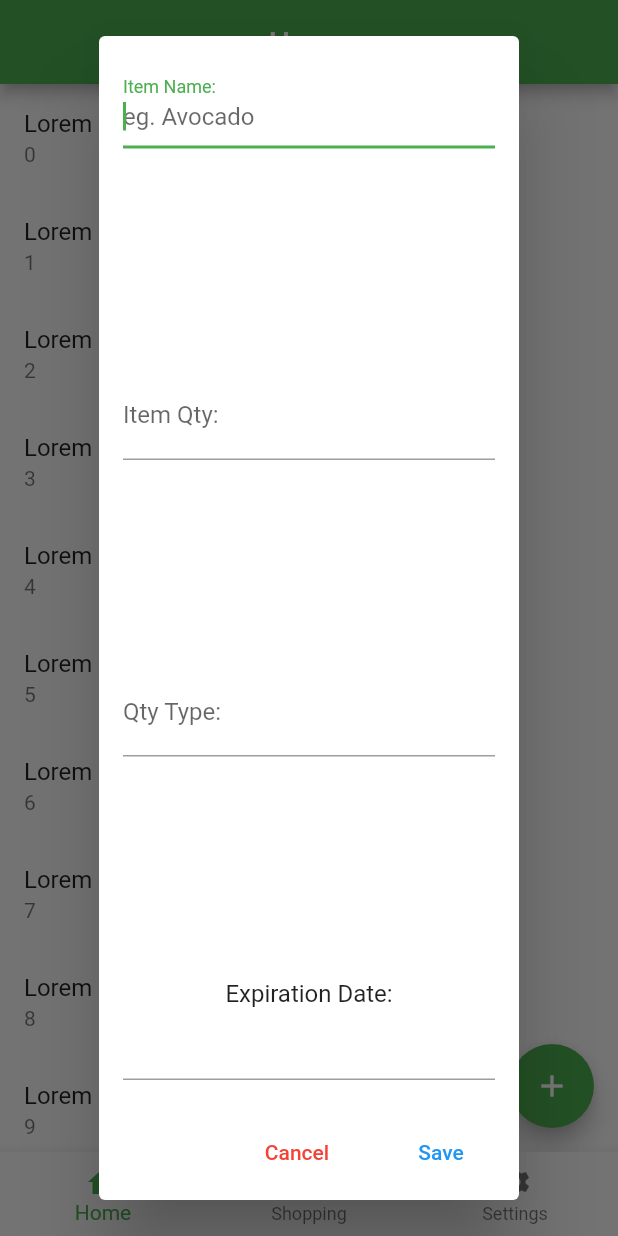
After one commit to repacheco1/CSCI567-Final_Project, a Flutter app: the screen it shows after launch, after a tap on the "add" icon, on a phone screen of 412 x 824 dp. The commit adds this screen. Run offline on Flutter 3.47's test engine with Material 2 defaults, Android fonts, the phone set to English and light mode, and no system bars; drawn by our look-alikes of datetime_picker_formfield.

Commit message:
Add date picker for expiration date

```diff
--- /dev/null
+++ b/lib/datePicker.dart
@@ -0,0 +1,24 @@
+import 'package:flutter/material.dart';
+import 'package:flutter/widgets.dart';
+import 'package:datetime_picker_formfield/datetime_picker_formfield.dart';
+import 'package:intl/intl.dart';
+
+class ExpirationDateField extends StatelessWidget {
+  final format = DateFormat("MM-dd-yyyy");
+  @override
+  Widget build(BuildContext context) {
+    return Column(children: <Widget>[
+      Text('Expiration Date:'),
+      DateTimeField(
+        format: format,
+        onShowPicker: (context, currentValue) {
+          return showDatePicker(
+              context: context,
+              firstDate: DateTime(2020),
+              initialDate: currentValue ?? DateTime.now(),
+              lastDate: DateTime(2050));
+        },
+      ),
+    ]);
+  }
+}
--- a/lib/home.dart
+++ b/lib/home.dart
@@ -1,4 +1,6 @@
 import 'package:flutter/material.dart';
+import 'package:foodfficient/widget.dart';
+import 'package:foodfficient/datePicker.dart';
 
 class HomePage extends StatelessWidget {
   const HomePage({Key key}) : super(key: key);
@@ -16,6 +18,73 @@ class HomePage extends StatelessWidget {
           subtitle: Text('$index'),
         );
       }),
+      floatingActionButton: FloatingActionButton(
+        onPressed: () {
+          _showDialog(context);
+          // Add your onPressed code here!
+        },
+        child: Icon(Icons.add),
+        backgroundColor: Colors.green,
+      ),
     );
   }
+
+  _showDialog(BuildContext context) async {
+    await showDialog<String>(
+      context: context,
+      //  builder: (_) =>  new SystemPadding(child: new AlertDialog(
+        builder: (_) =>  new SystemPadding(child: new AlertDialog(
+        contentPadding: const EdgeInsets.all(16.0),
+        content: new Column(
+          mainAxisAlignment: MainAxisAlignment.spaceBetween,
+          children: <Widget>[
+            new Expanded(
+              child: new TextField(
+                autofocus: true,
+                decoration: new InputDecoration(
+                  labelText: 'Item Name:',
+                  hintText: 'eg. Avocado'),
+              ),
+            ),
+            SizedBox(height: 10.0,),
+            new Expanded(
+              child: new TextField(
+                decoration: new InputDecoration(
+                  labelText: 'Item Qty:',
+                  hintText: 'eg. 2',
+                ),
+              ),
+            ),
+            SizedBox(width: 10.0,),
+            new Expanded(
+              child: new TextField(
+                decoration: new InputDecoration(
+                  labelText: 'Qty Type:',
+                  hintText: 'eg. pieces',
+                ),
+              ),
+            ),
+            SizedBox(height: 10.0,),
+            ExpirationDateField(),
+          ],
+        ),
+        actions: <Widget>[
+          new FlatButton(
+              child: const Text('Cancel'),
+              textColor: Colors.red,
+              onPressed: () {
+                Navigator.pop(context);
+              }),
+          new FlatButton(
+              child: const Text('Save'),
+              textColor: Colors.blue,
+              onPressed: () {
+                Navigator.pop(context);
+              })
+        ],
+      ),
+      ),
+    );
+  }
+
 }
--- /dev/null
+++ b/lib/widget.dart
@@ -0,0 +1,16 @@
+import 'package:flutter/material.dart';
+
+class SystemPadding extends StatelessWidget {
+  final Widget child;
+
+  SystemPadding({Key key, this.child}) : super(key: key);
+
+  @override
+  Widget build(BuildContext context) {
+    var mediaQuery = MediaQuery.of(context);
+    return new AnimatedContainer(
+        padding: mediaQuery.viewInsets,
+        duration: const Duration(milliseconds: 300),
+        child: child);
+  }
+}
--- a/pubspec.yaml
+++ b/pubspec.yaml
@@ -23,6 +23,7 @@ dependencies:
   # The following adds the Cupertino Icons font to your application.
   # Use with the CupertinoIcons class for iOS style icons.
   cupertino_icons: ^0.1.2
+  datetime_picker_formfield:
 
 dev_dependencies:
   flutter_test:
```
Also changed, not shown: lib/shopping.dart (+46 -0 lines), lib/addShopping.dart (added), lib/create.dart (deleted), pubspec.lock.
